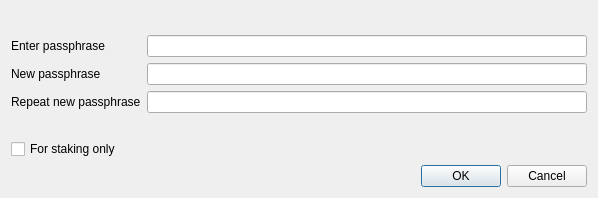
Above: src/qt/forms/askpassphrasedialog.ui from Wincoinofficial/wincoin before the change. Below: the same form after it.
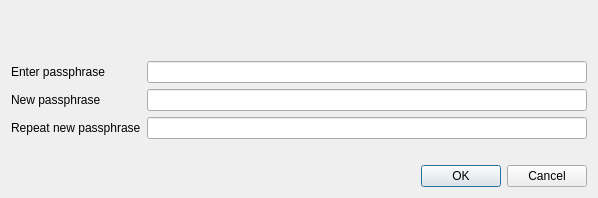
That is the form after the change. Icons and pictures are not drawn.

What changed in the file:
```diff
--- a/src/qt/forms/askpassphrasedialog.ui
+++ b/src/qt/forms/askpassphrasedialog.ui
@@ -25,9 +25,6 @@
   <property name="windowTitle">
    <string>Passphrase Dialog</string>
   </property>
-  <property name="styleSheet">
-   <string notr="true">background-image: url(:/images/2s);</string>
-  </property>
   <layout class="QVBoxLayout" name="verticalLayout">
    <item>
     <widget class="QLabel" name="warningLabel">
@@ -102,22 +99,6 @@
        </property>
       </widget>
      </item>
-     <item row="4" column="0">
-      <widget class="QCheckBox" name="stakingCheckBox">
-       <property name="enabled">
-        <bool>true</bool>
-       </property>
-       <property name="visible">
-        <bool>false</bool>
-       </property>
-       <property name="toolTip">
-        <string>Serves to disable the trivial sendmoney when OS account compromised. Provides no real security.</string>
-       </property>
-       <property name="text">
-        <string>For staking only</string>
-       </property>
-      </widget>
-     </item>
     </layout>
    </item>
    <item>
```
